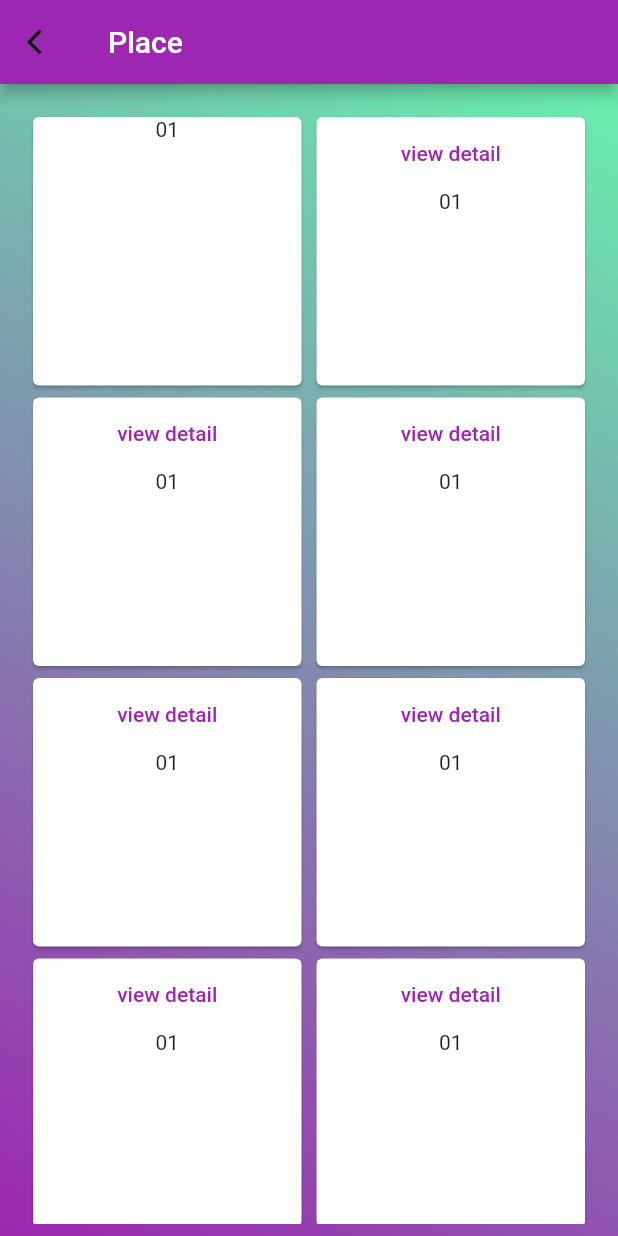
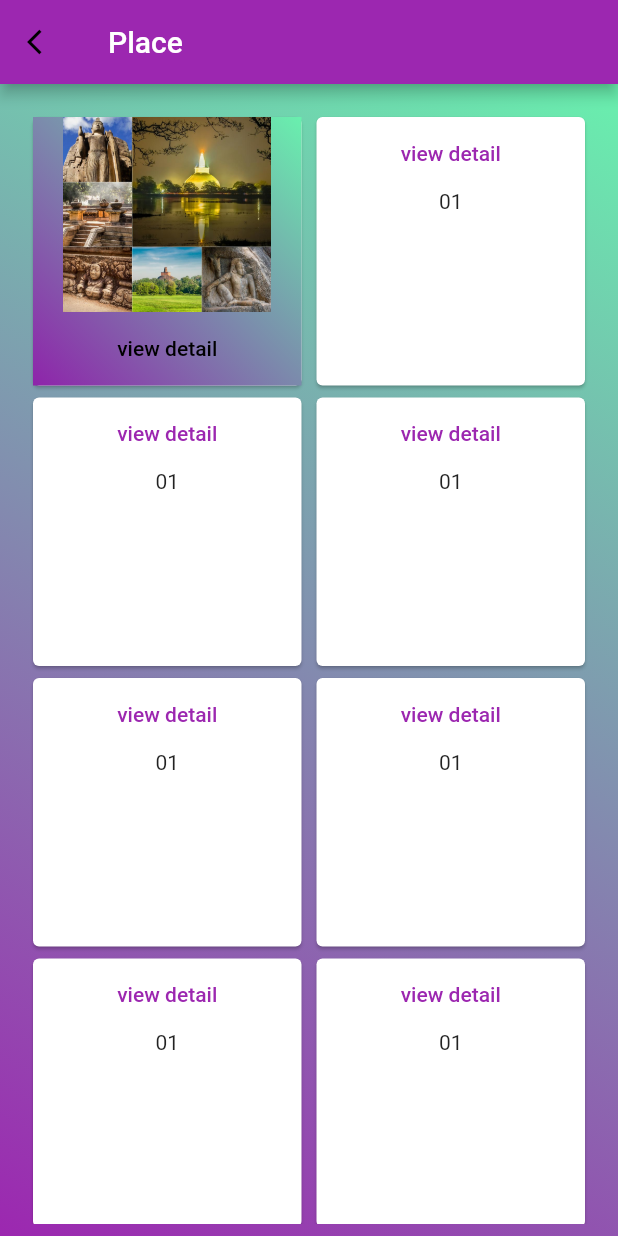
Before and after one commit to Chalana-98/Sri_Go, a Flutter app: the Place_page screen opened directly, on a phone screen of 412 x 824 dp. Run offline on Flutter 3.47's test engine with Material 2 defaults, Android fonts, the light colour scheme and no system bars; our stand-ins replace animated_notch_bottom_bar, carousel_slider, cloud_firestore, firebase_auth, firebase_core, fluttertoast and 3 more; missing offline and left inert: search_map_place_updated; accounts and stored records are empty.

Commit message:
back end

```diff
--- a/lib/CabService_page.dart
+++ b/lib/CabService_page.dart
@@ -54,9 +54,9 @@
                   subtitle: Text('Here is a second line'),
                   trailing: GestureDetector(
                       onTap: (){
-
                       },
                       child: Card(
+
                         color: Colors.black12,
                         shadowColor: Colors.black12,
                         child: Icon(Icons.arrow_forward_ios,color: Colors.white),
--- a/lib/Places_page.dart
+++ b/lib/Places_page.dart
@@ -1,3 +1,4 @@
+import 'package:cloud_firestore/cloud_firestore.dart';
 import 'package:flutter/material.dart';
 import 'package:get/get.dart';
 import 'package:google_fonts/google_fonts.dart';
@@ -12,14 +13,12 @@
 }
 
 class _Place_pageState extends State<Place_page> {
+
+  final Stream<QuerySnapshot> _PlaceStream = FirebaseFirestore.instance.collection('Places').snapshots();
   @override
   Widget build(BuildContext context) {
 
-    var arrDistrics = ['Ampara',"Anuradhapura,",'Badulla','Batticaloa',
-                         'Colombo','Galle','Gampaha','Hambantota','Jaffna','Kalutara',
-                       'Kandy','Kegalle','Kilinochchi','Kurunegala','Mannar','Matale',
-                      'Matara','Monaragala','Mullaitivu','Nuwara Eliya','Polonnaruwa',
-               'Puttalam','Ratnapura','Trincomalee','Vavuniya'];
+
     return Scaffold(
       appBar: AppBar(
         title: Text('Place'),
@@ -57,14 +56,35 @@
               padding: const EdgeInsets.all(10),
               children: [
                 Card(
+                  color: Colors.white,
 
 
-                  color: Colors.white,
-                  child: Column(
+                  child: Container(
+                    decoration: BoxDecoration(
+                        gradient: LinearGradient(
+                            begin: Alignment.topRight,
+                            end: Alignment.bottomLeft,
+                            colors: [
+                              Colors.greenAccent,
+                              Colors.purple.shade600
+                            ]
+                        )
+                    ),
 
-                    children: [
-                      Text('01')
-                    ],
+                    child: Column(
+
+                      children: [
+
+                        Container(
+
+                            child: Image.asset('assets/images/anu1.jpg',height: 130,width: 140,)),
+
+                        TextButton(onPressed: (){
+
+                        },
+                            child:Text("view detail", style: TextStyle(color: Colors.black),)),
+                      ],
+                    ),
                   ),
                 ),
 
@@ -76,6 +96,7 @@
 
                       TextButton(onPressed: (){},
                           child:Text("view detail")),
+
 
                       Text('01')
                     ],
@@ -221,4 +242,19 @@
       ),
     );
   }
+
 }
+
+class Places extends StatefulWidget {
+  const Places({Key? key}) : super(key: key);
+
+  @override
+  State<Places> createState() => _PlacesState();
+}
+
+class _PlacesState extends State<Places> {
+  @override
+  Widget build(BuildContext context) {
+    return Container();
+  }
+}
--- a/pubspec.yaml
+++ b/pubspec.yaml
@@ -93,6 +93,7 @@
    - assets/images/back1-01.png
    - assets/images/back2-01.png
    - assets/images/srigo3-01.png
+   - assets/images/anu1.jpg
   #   - images/a_dot_ham.jpeg
 
 
```
Also changed, not shown: assets/images/anu1.jpg (added).
